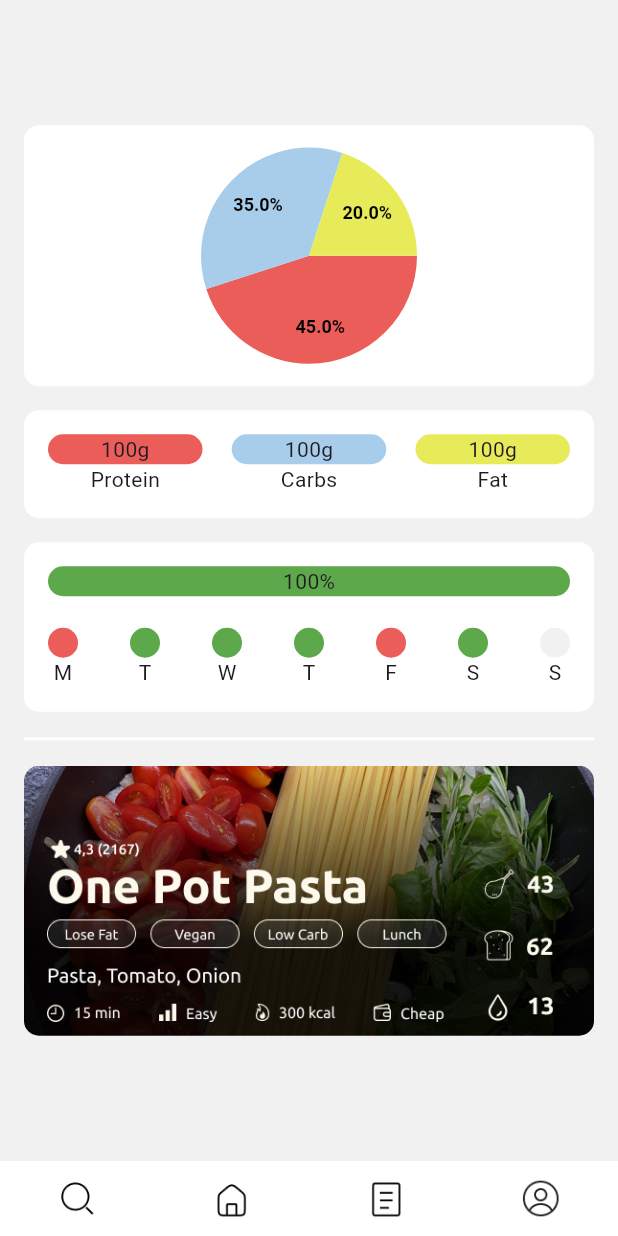
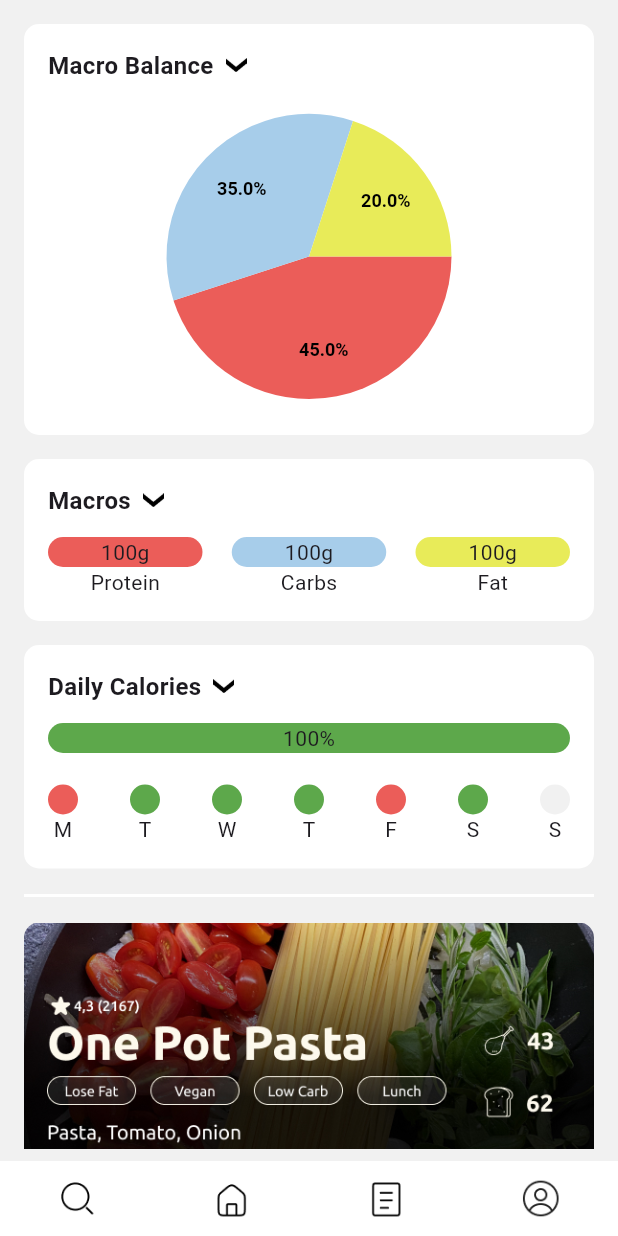
Before and after one commit to patschwendeman/mealPlaner-prototype, a Flutter app: the screen it shows after launch, on a phone screen of 412 x 824 dp. Run offline on Flutter 3.47's test engine with Material 3 defaults, Android fonts, the phone set to English and light mode, and no system bars; drawn by our look-alikes of pie_chart; our stand-ins replace flutter_bloc.

Commit message:
Add headline and icon to cards of home screen

```diff
--- a/app/lib/features/home/widgets/daily_bars_card.dart
+++ b/app/lib/features/home/widgets/daily_bars_card.dart
@@ -21,8 +21,33 @@ class _DailyBarsCardState extends State<DailyBarsCard> {
           color: AppColors.white,
           borderRadius: BorderRadius.circular(10.0),
         ),
+        child: Stack(children: [
+          Row(
+            children: [
+              const Text(
+                'Daily Calories',
+                style: TextStyle(
+                  fontWeight: FontWeight.bold,
+                  fontSize: 16.0,
+                ),
+              ),
+              const SizedBox(
+                width: 8.0,
+              ),
+              Image.asset(
+                'assets/icons/arrow_bottom.png',
+                width: 14.0,
+              ),
+            ],
+          ),
+          Container(
+              padding: const EdgeInsets.only(top: 36.0),
               child: const Column(children: [
-          MacroBar(color: AppColors.green, width: 1, amound: '100%', label: ''),
+                MacroBar(
+                    color: AppColors.green,
+                    width: 1,
+                    amound: '100%',
+                    label: ''),
                 Row(
                   mainAxisAlignment: MainAxisAlignment.spaceBetween,
                   children: [
@@ -35,6 +60,7 @@ class _DailyBarsCardState extends State<DailyBarsCard> {
                     DailyBar(color: AppColors.grey, label: 'S'),
                   ],
                 ),
+              ])),
         ]));
   }
 }
--- a/app/lib/features/home/widgets/macro_bars_card.dart
+++ b/app/lib/features/home/widgets/macro_bars_card.dart
@@ -3,6 +3,7 @@ import 'package:app/shared/variables/colors.dart';
 import 'package:flutter/material.dart';
 
 class MacroBarsCard extends StatefulWidget {
+  const MacroBarsCard({super.key});
 
   @override
   State<MacroBarsCard> createState() => _MacroBarsCardState();
@@ -13,12 +14,33 @@ class _MacroBarsCardState extends State<MacroBarsCard> {
   Widget build(BuildContext context) {
     return Container(
       width: MediaQuery.of(context).size.width,
-      padding: EdgeInsets.symmetric(horizontal: 16.0, vertical: 16.0),
-      margin: EdgeInsets.symmetric(vertical: 8.0),
+      padding: const EdgeInsets.symmetric(horizontal: 16.0, vertical: 16.0),
+      margin: const EdgeInsets.symmetric(vertical: 8.0),
       decoration: BoxDecoration(
         color: AppColors.white,
         borderRadius: BorderRadius.circular(10.0),
       ),
+      child: Stack(children: [
+        Row(
+          children: [
+            const Text(
+              'Macros',
+              style: TextStyle(
+                fontWeight: FontWeight.bold,
+                fontSize: 16.0,
+              ),
+            ),
+            const SizedBox(
+              width: 8.0,
+            ),
+            Image.asset(
+              'assets/icons/arrow_bottom.png',
+              width: 14.0,
+            ),
+          ],
+        ),
+        Container(
+          padding: const EdgeInsets.only(top: 36.0),
           child: const Row(
             mainAxisAlignment: MainAxisAlignment.spaceBetween,
             children: [
@@ -28,11 +50,19 @@ class _MacroBarsCardState extends State<MacroBarsCard> {
                   amound: '100g',
                   label: 'Protein'),
               MacroBar(
-              color: AppColors.blue, width: 0.25, amound: '100g', label: 'Carbs'),
+                  color: AppColors.blue,
+                  width: 0.25,
+                  amound: '100g',
+                  label: 'Carbs'),
               MacroBar(
-              color: AppColors.yellow, width: 0.25, amound: '100g', label: 'Fat'),
+                  color: AppColors.yellow,
+                  width: 0.25,
+                  amound: '100g',
+                  label: 'Fat'),
             ],
           ),
+        ),
+      ]),
     );
   }
 }
--- a/app/lib/features/home/widgets/pie_chart_card.dart
+++ b/app/lib/features/home/widgets/pie_chart_card.dart
@@ -10,7 +10,6 @@ class PieChartCard extends StatefulWidget {
 }
 
 class _PieChartCardState extends State<PieChartCard> {
-
   static const dataMap = <String, double>{
     "Protein": 4.5,
     "Fat": 3.5,
@@ -21,7 +20,6 @@ class _PieChartCardState extends State<PieChartCard> {
     AppColors.red,
     AppColors.blue,
     AppColors.yellow,
-
   ];
 
   @override
@@ -29,13 +27,41 @@ class _PieChartCardState extends State<PieChartCard> {
     return Container(
       margin: const EdgeInsets.symmetric(vertical: 8.0),
       width: MediaQuery.of(context).size.width,
-      padding: const EdgeInsets.symmetric(horizontal: 110.0, vertical: 7.0),
+      padding: const EdgeInsets.symmetric(horizontal: 16.0, vertical: 16.0),
       decoration: BoxDecoration(
         color: Colors.white,
         borderRadius: BorderRadius.circular(10.0),
       ),
+      child: Stack(
+        children: [
+          Positioned(
+            top: 0,
+            left: 0,
+            child: Row(
+              children: [
+                const Text(
+                  'Macro Balance',
+                  style: TextStyle(
+                    fontWeight: FontWeight.bold,
+                    fontSize: 16.0,
+                  ),
+                ),
+                const SizedBox(
+                  width: 8.0,
+                ),
+                Image.asset(
+                  'assets/icons/arrow_bottom.png',
+                  width: 14.0,
+                ),
+              ],
+            ),
+          ),
+          Center(
+            child: SizedBox(
+              width: MediaQuery.of(context).size.width * 0.5,
+              child: Container(
+                padding: const EdgeInsets.only(top: 36.0),
                 child: const PieChart(
-
                   dataMap: dataMap,
                   animationDuration: Duration(milliseconds: 800),
                   chartLegendSpacing: 32,
@@ -49,7 +75,6 @@ class _PieChartCardState extends State<PieChartCard> {
                     showLegends: false,
                     legendTextStyle: TextStyle(
                       fontWeight: FontWeight.bold,
-
                     ),
                   ),
                   chartValuesOptions: ChartValuesOptions(
@@ -60,8 +85,11 @@ class _PieChartCardState extends State<PieChartCard> {
                     decimalPlaces: 1,
                   ),
                 ),
-
-
+              ),
+            ),
+          ),
+        ],
+      ),
     );
   }
 }
--- a/app/pubspec.yaml
+++ b/app/pubspec.yaml
@@ -73,6 +73,7 @@ flutter:
     - assets/icons/fat.png
     - assets/icons/carbs.png
     - assets/icons/like.png
+    - assets/icons/arrow_bottom.png
 
 
 
```
Also changed, not shown: app/assets/icons/arrow_bottom.png (added). Lines whose indentation alone changed are shown as unchanged.
